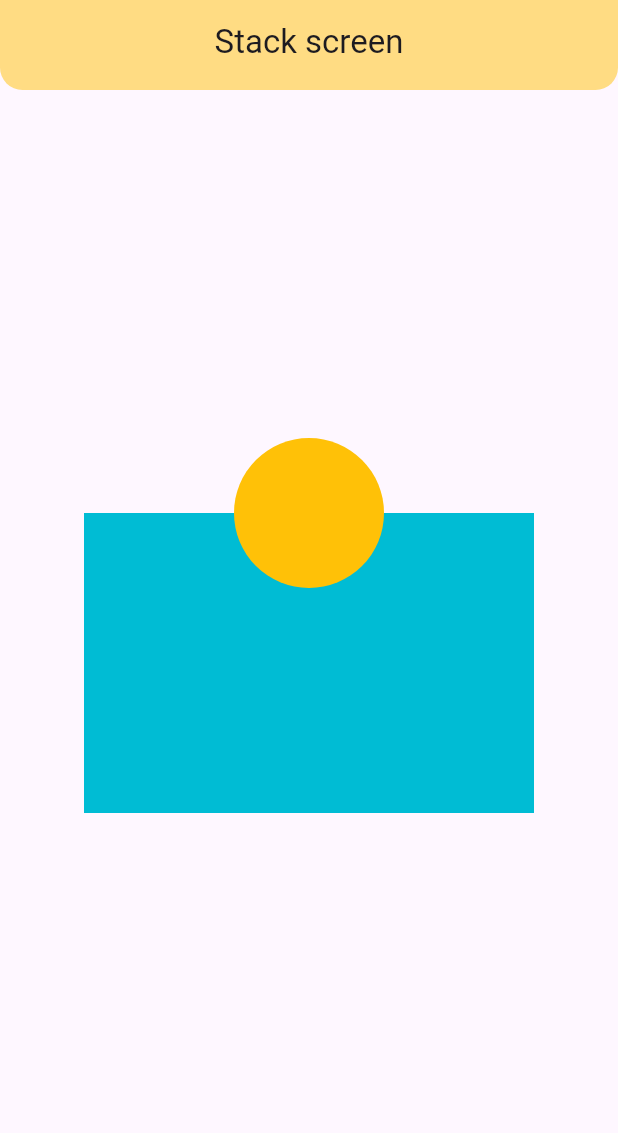
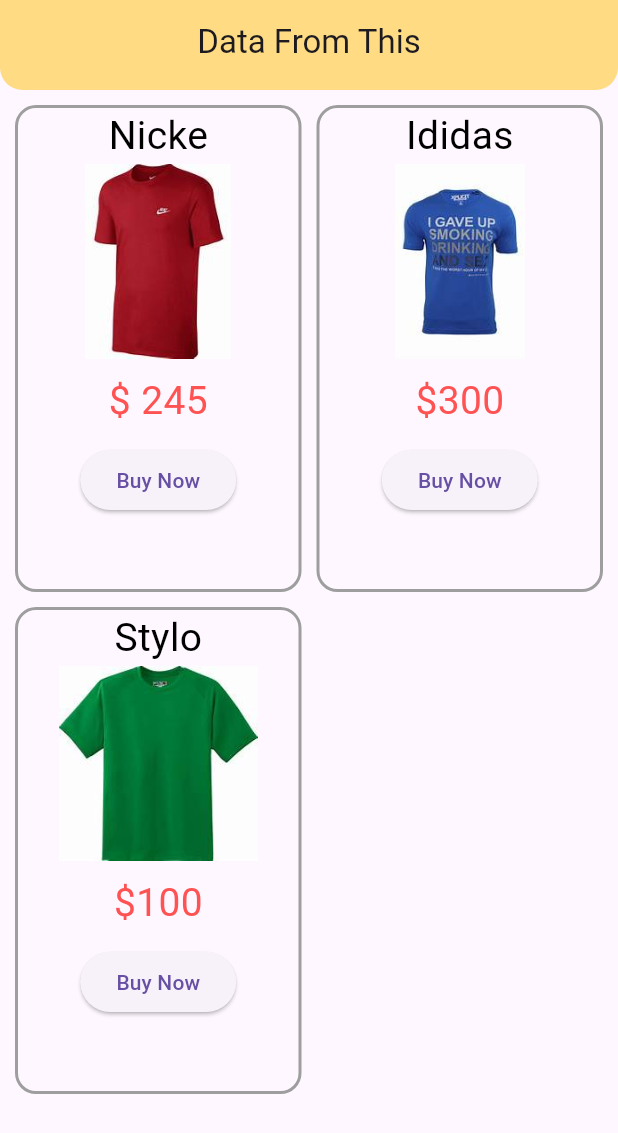
Before and after one commit to Luqmanorakzai/zoomClass, a Flutter app: the screen it shows after launch, on a phone screen of 412 x 824 dp. Shown: the top 1133 px of the screen. Run offline on Flutter 3.47's test engine with Material 3 defaults, Android fonts, the phone set to English and light mode, and no system bars.

Commit message:
Data Navigation

```diff
--- a/lib/main.dart
+++ b/lib/main.dart
@@ -2,6 +2,8 @@
 import 'package:flutter/material.dart';
 import 'package:flutter_zoom/screens/GridViewScreen.dart';
 import 'package:flutter_zoom/screens/list_view_builder.dart';
+import 'package:flutter_zoom/screens/navigat_from.dart';
+import 'package:flutter_zoom/screens/navigate_data.dart';
 import 'package:flutter_zoom/screens/stack_screen.dart';
 
 
@@ -18,7 +20,7 @@ class MyApp extends StatelessWidget {
       theme: ThemeData(
         primarySwatch: Colors.blue,
       ),
-      home: StackScreen(),
+      home: NavigateDataFromScreen(),
     );
   }
 }
--- /dev/null
+++ b/lib/screens/navigat_from.dart
@@ -0,0 +1,70 @@
+import 'package:flutter/material.dart';
+import 'package:flutter_zoom/screens/navigate_data.dart';
+import 'package:flutter_zoom/widget/custom_app_bar.dart';
+
+class NavigateDataFromScreen extends StatelessWidget {
+  const NavigateDataFromScreen({super.key});
+  @override
+  Widget build(BuildContext context) {
+    final List shirtNames = ['Nicke', 'Ididas', 'Stylo'];
+    final List shirtImages = [
+      'assets/images/i3.jpg',
+      'assets/images/i4.jpg',
+      'assets/images/i5.jpg'
+    ];
+    final List price = ['\$ 245', '\$300', '\$100'];
+    return Scaffold(
+      appBar: CustomAppBar(
+        titleText: 'Data From This',
+      ),
+      body: Padding(
+          padding: const EdgeInsets.symmetric(horizontal: 10, vertical: 10),
+          child: GridView.builder(
+              itemCount: shirtImages.length,
+              gridDelegate: SliverGridDelegateWithFixedCrossAxisCount(
+                  crossAxisCount: 2,
+                  childAspectRatio: 1 / 1.7,
+                  crossAxisSpacing: 10,
+                  mainAxisSpacing: 10),
+              itemBuilder: (context, index) {
+                return Container(
+                  decoration: BoxDecoration(
+                      borderRadius: BorderRadius.circular(14),
+                      border: Border.all(color: Colors.grey, width: 2)),
+                  child: Column(
+                    children: [
+                      Text(
+                        '${shirtNames[index]}',
+                        style: TextStyle(fontSize: 26, color: Colors.black),
+                      ),
+                      Image(
+                          height: 130,
+                          image: AssetImage('${shirtImages[index]}')),
+                      SizedBox(
+                        height: 10,
+                      ),
+                      Text(
+                        '${price[index]}',
+                        style: TextStyle(fontSize: 26, color: Colors.redAccent),
+                      ),
+                      SizedBox(
+                        height: 10,
+                      ),
+                      ElevatedButton(
+                          onPressed: () {
+                            Navigator.push(context,
+                                MaterialPageRoute(builder: (context) {
+                              return NavigateDateaScreen(
+                                  shirtNmae: shirtNames[index],
+                                  shirtImages: shirtImages[index],
+                                  price: price[index]);
+                            }));
+                          },
+                          child: Text('Buy Now'))
+                    ],
+                  ),
+                );
+              })),
+    );
+  }
+}
--- a/lib/screens/stack_screen.dart
+++ b/lib/screens/stack_screen.dart
@@ -30,6 +30,10 @@ class StackScreen extends StatelessWidget {
                 height: 100,
                 width: 100,
                 decoration: BoxDecoration(
+                  image: DecorationImage(
+                    fit: BoxFit.cover,
+                    image: AssetImage('assets/images/i4.jpg')
+                  ),
                     color: Colors.amber,
                   shape: BoxShape.circle
                 ),
```
Also changed, not shown: lib/screens/navigate_data.dart (added, +28 -0 lines).
